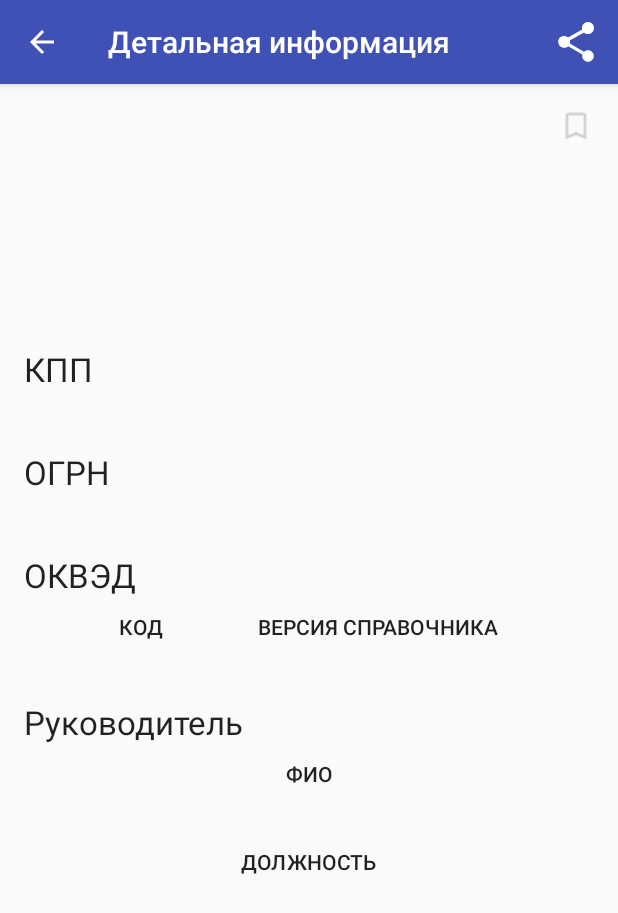
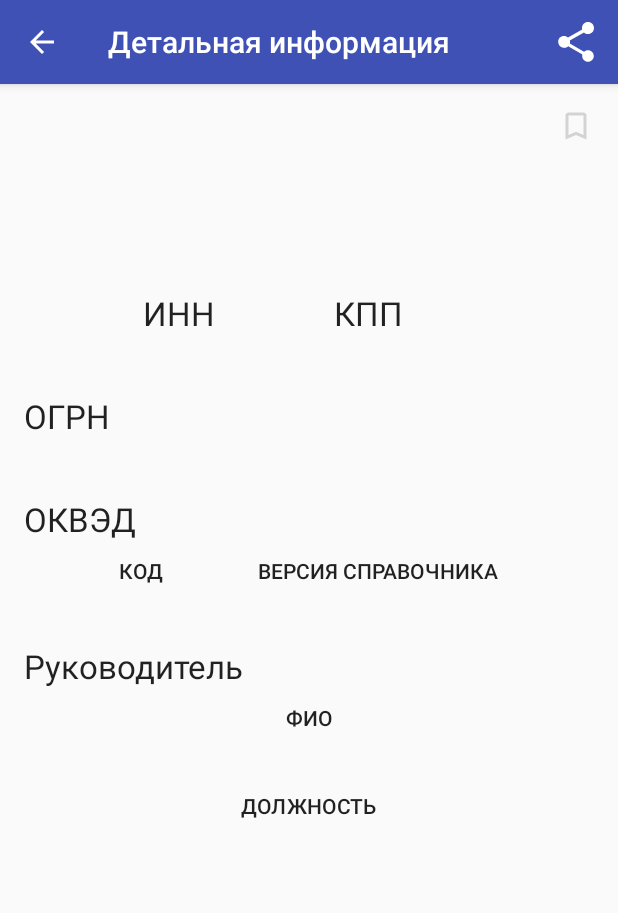
Before and after one commit to iSharipov/counterparty-finder, an Android app: the DetailActivity screen opened directly, with no data from a screen before it, on a phone screen of 412 x 824 dp. Shown: the top 913 px of the screen. Run offline under Robolectric (Android 15) with nearby library versions, the phone set to English and light mode, and no system bars; our stand-ins replace ButterKnife, Timber; 15 statements that could not run were skipped.

Commit message:
changed inn kpp layout

```diff
--- a/app/src/main/res/layout/activity_detail.xml
+++ b/app/src/main/res/layout/activity_detail.xml
@@ -17,7 +17,6 @@
             android:layout_width="match_parent"
             android:layout_height="?attr/actionBarSize"
             android:background="?attr/colorPrimary"
-            android:elevation="4dp"
             app:popupTheme="@style/AppTheme.PopupOverlay" />
 
     </android.support.design.widget.AppBarLayout>
@@ -47,8 +46,8 @@
                 android:layout_width="wrap_content"
                 android:layout_height="wrap_content"
                 android:contentDescription="@string/favorite"
+                android:foreground="?selectableItemBackground"
                 android:src="@drawable/ic_bookmark_border_gray_24dp"
-                android:foreground="?selectableItemBackground"
                 app:layout_constraintEnd_toEndOf="parent" />
 
             <TextView
@@ -62,7 +61,7 @@
                 app:layout_constraintTop_toBottomOf="@+id/name_detail" />
 
             <TextView
-                android:id="@+id/inn_detail"
+                android:id="@+id/branch_type_value"
                 android:layout_width="wrap_content"
                 android:layout_height="wrap_content"
                 android:layout_marginTop="10dp"
@@ -72,15 +71,15 @@
                 app:layout_constraintTop_toBottomOf="@+id/address_detail" />
 
             <TextView
-                android:id="@+id/branch_type_value"
+                android:id="@+id/inn_label"
                 android:layout_width="wrap_content"
                 android:layout_height="wrap_content"
                 android:layout_marginTop="10dp"
-                android:textAppearance="@style/Base.TextAppearance.AppCompat.Title"
-                app:layout_constraintEnd_toEndOf="parent"
+                android:text="@string/inn_label"
+                android:textAppearance="@style/TextAppearance.AppCompat.Large"
+                app:layout_constraintEnd_toStartOf="@+id/kpp_label"
                 app:layout_constraintStart_toStartOf="parent"
-                app:layout_constraintTop_toBottomOf="@+id/inn_detail" />
-
+                app:layout_constraintTop_toBottomOf="@+id/branch_type_value" />
 
             <TextView
                 android:id="@+id/kpp_label"
@@ -89,8 +88,19 @@
                 android:layout_marginTop="10dp"
                 android:text="@string/kpp_label"
                 android:textAppearance="@style/TextAppearance.AppCompat.Large"
-                app:layout_constraintStart_toStartOf="parent"
+                app:layout_constraintEnd_toEndOf="parent"
+                app:layout_constraintStart_toStartOf="@id/inn_label"
                 app:layout_constraintTop_toBottomOf="@+id/branch_type_value" />
+
+
+            <TextView
+                android:id="@+id/inn_detail"
+                android:layout_width="wrap_content"
+                android:layout_height="wrap_content"
+                android:layout_marginTop="10dp"
+                android:textAppearance="@style/Base.TextAppearance.AppCompat.Body1"
+                app:layout_constraintStart_toStartOf="@id/inn_label"
+                app:layout_constraintTop_toBottomOf="@+id/inn_label" />
 
             <TextView
                 android:id="@+id/kpp_value"
@@ -98,7 +108,7 @@
                 android:layout_height="wrap_content"
                 android:layout_marginTop="10dp"
                 android:textAppearance="@style/Base.TextAppearance.AppCompat.Body1"
-                app:layout_constraintStart_toStartOf="parent"
+                app:layout_constraintStart_toStartOf="@id/kpp_label"
                 app:layout_constraintTop_toBottomOf="@+id/kpp_label" />
 
             <TextView
--- a/app/src/main/res/values/strings.xml
+++ b/app/src/main/res/values/strings.xml
@@ -20,4 +20,5 @@
     <string name="detail_title">Детальная информация</string>
     <string name="detail_map">Показать на карте</string>
     <string name="map_title">Местоположение</string>
+    <string name="inn_label">ИНН</string>
 </resources>
```
